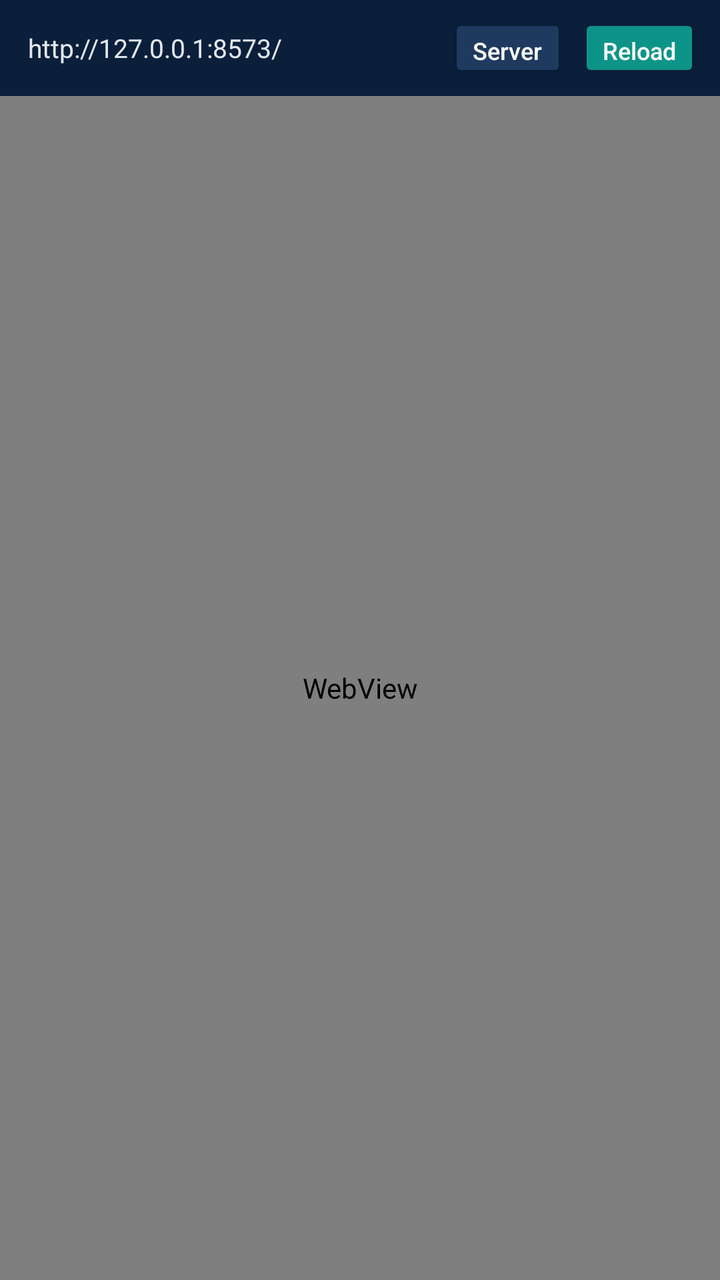
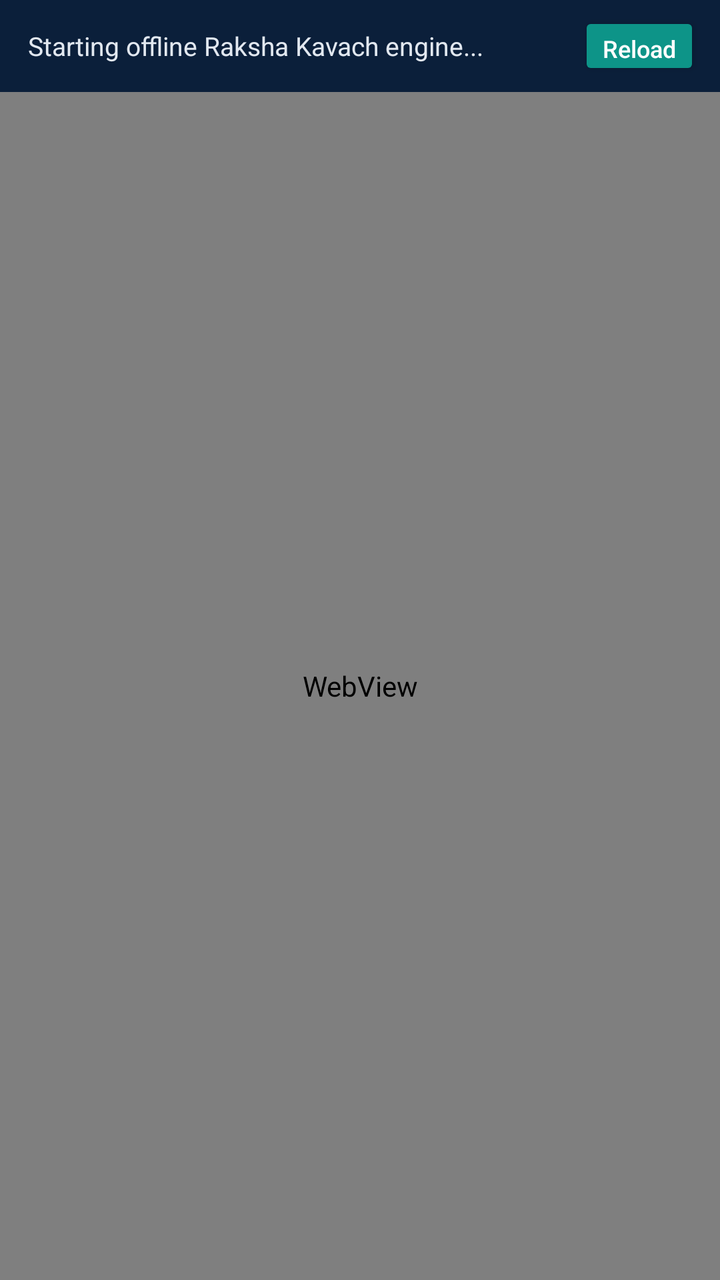

Two renders of the same Android screen: before a commit and after it. Below are the layout's source before the change and the commit's diff.
<!-- AndroidManifest.xml: application theme Theme.RakshaKavach -->
<!-- res/layout/activity_main.xml -->
<?xml version="1.0" encoding="utf-8"?>
<LinearLayout xmlns:android="http://schemas.android.com/apk/res/android"
    android:layout_width="match_parent"
    android:layout_height="match_parent"
    android:orientation="vertical"
    android:background="#0B1F3A">

    <LinearLayout
        android:layout_width="match_parent"
        android:layout_height="48dp"
        android:background="#0B1F3A"
        android:gravity="center_vertical"
        android:orientation="horizontal"
        android:paddingStart="14dp"
        android:paddingEnd="10dp">

        <TextView
            android:id="@+id/tvServerUrl"
            android:layout_width="0dp"
            android:layout_height="wrap_content"
            android:layout_weight="1"
            android:ellipsize="end"
            android:maxLines="1"
            android:text="http://127.0.0.1:8573/"
            android:textColor="#E2E8F0"
            android:textSize="13sp" />

        <Button
            android:id="@+id/btnServer"
            android:layout_width="wrap_content"
            android:layout_height="34dp"
            android:layout_marginEnd="6dp"
            android:backgroundTint="#1E3A5F"
            android:minWidth="0dp"
            android:paddingHorizontal="12dp"
            android:text="Server"
            android:textAllCaps="false"
            android:textColor="#FFFFFF"
            android:textSize="12sp" />

        <Button
            android:id="@+id/btnReload"
            android:layout_width="wrap_content"
            android:layout_height="34dp"
            android:backgroundTint="#0D9488"
            android:minWidth="0dp"
            android:paddingHorizontal="12dp"
            android:text="Reload"
            android:textAllCaps="false"
            android:textColor="#FFFFFF"
            android:textSize="12sp" />
    </LinearLayout>

    <WebView
        android:id="@+id/webView"
        android:layout_width="match_parent"
        android:layout_height="0dp"
        android:layout_weight="1" />

</LinearLayout>
<!-- resources referenced by this layout -->
<resources>
  <style name="Theme.RakshaKavach" parent="Theme.AppCompat.Light.NoActionBar">
          <item name="colorPrimary">#0F766E</item>
          <item name="colorPrimaryDark">#0B1F3A</item>
          <item name="colorAccent">#0D9488</item>
          <item name="android:statusBarColor">#0B1F3A</item>
      </style>
</resources>

<!-- the commit's change to res/layout/activity_main.xml (unified diff, before → after) -->
@@ -7,7 +7,7 @@
 
     <LinearLayout
         android:layout_width="match_parent"
-        android:layout_height="48dp"
+        android:layout_height="46dp"
         android:background="#0B1F3A"
         android:gravity="center_vertical"
         android:orientation="horizontal"
@@ -15,28 +15,15 @@
         android:paddingEnd="10dp">
 
         <TextView
-            android:id="@+id/tvServerUrl"
+            android:id="@+id/tvStatus"
             android:layout_width="0dp"
             android:layout_height="wrap_content"
             android:layout_weight="1"
             android:ellipsize="end"
             android:maxLines="1"
-            android:text="http://127.0.0.1:8573/"
+            android:text="Starting offline Raksha Kavach engine..."
             android:textColor="#E2E8F0"
             android:textSize="13sp" />
-
-        <Button
-            android:id="@+id/btnServer"
-            android:layout_width="wrap_content"
-            android:layout_height="34dp"
-            android:layout_marginEnd="6dp"
-            android:backgroundTint="#1E3A5F"
-            android:minWidth="0dp"
-            android:paddingHorizontal="12dp"
-            android:text="Server"
-            android:textAllCaps="false"
-            android:textColor="#FFFFFF"
-            android:textSize="12sp" />
 
         <Button
             android:id="@+id/btnReload"
